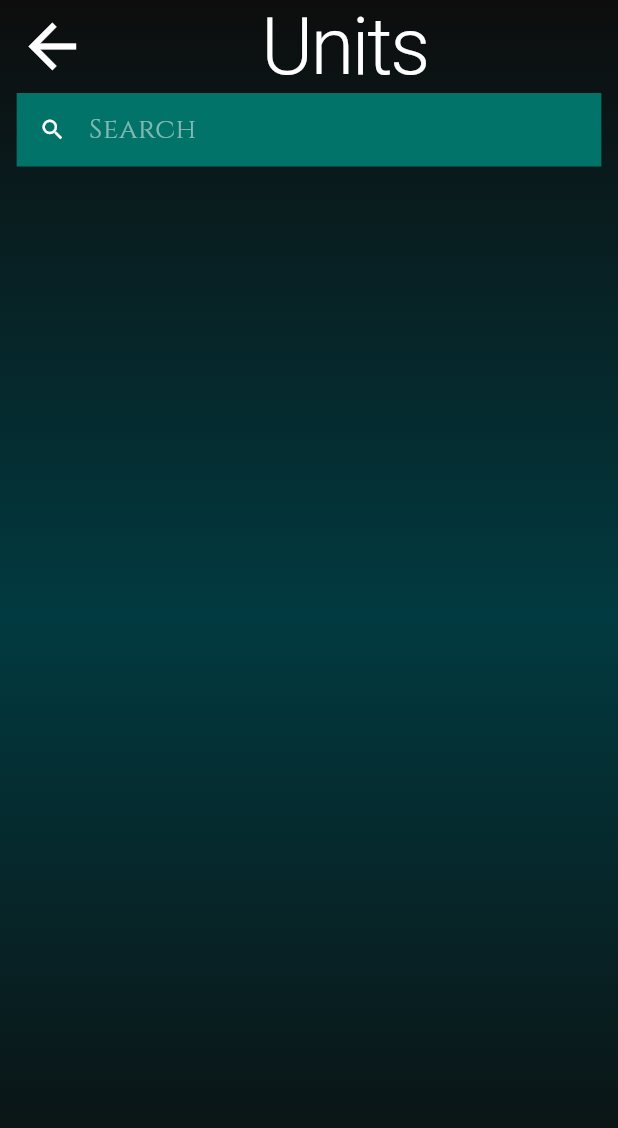
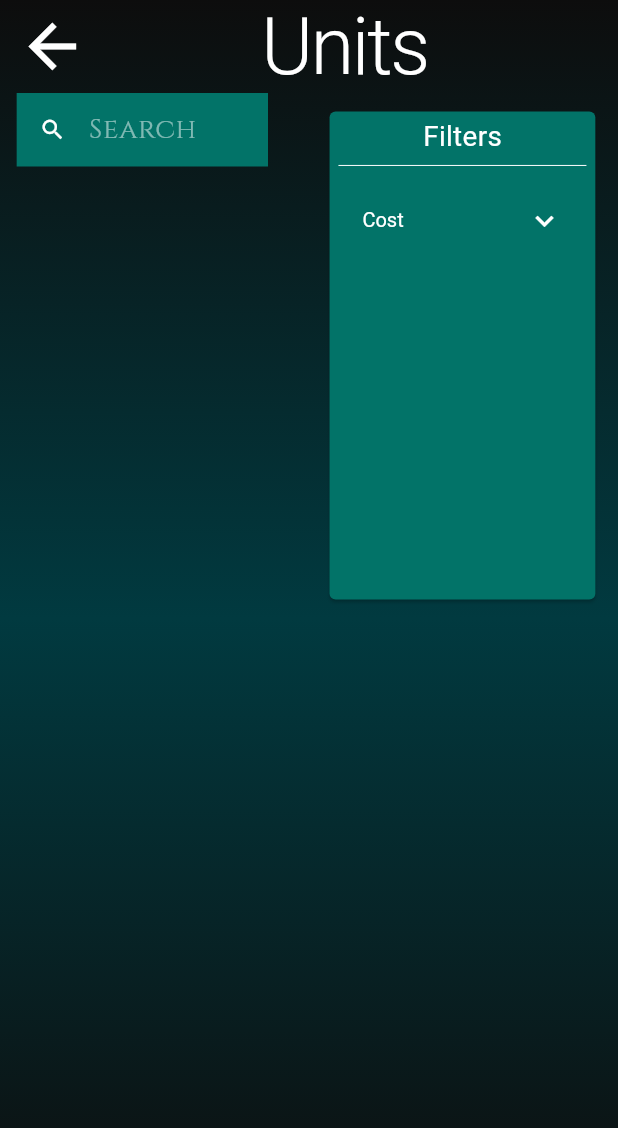
Before and after one commit to ItayElf/Malory, a Flutter app: the UnitsScreen screen opened by its route, on a phone screen of 412 x 824 dp. Shown: the top 1128 px of the screen. Run offline on Flutter 3.47's test engine with Material 2 defaults, Android fonts, the light colour scheme and no system bars; our stand-ins replace google_fonts; statements that could not run were skipped.

Commit message:
filter by cost

```diff
--- a/lib/main.dart
+++ b/lib/main.dart
@@ -19,6 +19,10 @@ class MyApp extends StatelessWidget {
         theme: ThemeData(
           primaryColor: const Color(0xff027368),
           primaryColorLight: const Color(0xff167e74),
+          unselectedWidgetColor: Colors.white,
+          colorScheme: const ColorScheme.light(
+            primary: Colors.white,
+          ),
           textTheme: TextTheme(
             headline1: GoogleFonts.cinzelDecorative(
               fontSize: convert(71),
--- a/lib/screens/wiki/units_screen.dart
+++ b/lib/screens/wiki/units_screen.dart
@@ -1,4 +1,5 @@
 import 'package:flutter/material.dart';
+import 'package:flutter/services.dart';
 import 'package:malory/classes/unit.dart';
 import 'package:malory/services/client.dart';
 import 'package:malory/utils.dart';
@@ -15,7 +16,9 @@ class _UnitsScreenState extends State<UnitsScreen> {
   List<Unit> allUnits = [];
   List<Unit> filteredUnits = [];
 
-  final TextEditingController controller = TextEditingController();
+  final TextEditingController search = TextEditingController();
+  final TextEditingController costMin = TextEditingController();
+  final TextEditingController costMax = TextEditingController();
 
   @override
   void initState() {
@@ -28,12 +31,22 @@ class _UnitsScreenState extends State<UnitsScreen> {
   }
 
   void filter() {
-    if (controller.text.isNotEmpty) {
+    if (search.text.isNotEmpty) {
       filteredUnits = allUnits
-          .where((e) => e.name.toLowerCase().contains(controller.text))
+          .where((e) => e.name.toLowerCase().contains(search.text))
           .toList();
     } else {
       filteredUnits = List.from(allUnits);
+    }
+    if (costMin.text.isNotEmpty) {
+      filteredUnits = filteredUnits
+          .where((e) => e.cost >= double.parse(costMin.text))
+          .toList();
+    }
+    if (costMax.text.isNotEmpty) {
+      filteredUnits = filteredUnits
+          .where((e) => e.cost <= double.parse(costMax.text))
+          .toList();
     }
     setState(() {});
   }
@@ -50,7 +63,9 @@ class _UnitsScreenState extends State<UnitsScreen> {
               colors: [Color(0xff0d0d0d), Color(0xff013a40), Color(0xff0d0d0d)],
             ),
           ),
-          child: SingleChildScrollView(
+          child: Stack(
+            children: [
+              SingleChildScrollView(
                 child: Padding(
                   padding: EdgeInsets.symmetric(horizontal: convert(15)),
                   child: Column(
@@ -76,17 +91,25 @@ class _UnitsScreenState extends State<UnitsScreen> {
                           ),
                         ],
                       ),
-                  TextFormField(
-                    style: Theme.of(context).textTheme.bodyText1!.copyWith(
+                      Row(
+                        children: [
+                          Flexible(
+                            child: TextFormField(
+                              style: Theme.of(context)
+                                  .textTheme
+                                  .bodyText1!
+                                  .copyWith(
                                     fontSize: convert(25),
                                   ),
-                    controller: controller,
+                              controller: search,
                               decoration: InputDecoration(
                                 fillColor: Theme.of(context).primaryColor,
                                 filled: true,
                                 hintText: "Search",
-                      hintStyle:
-                          Theme.of(context).textTheme.bodyText1!.copyWith(
+                                hintStyle: Theme.of(context)
+                                    .textTheme
+                                    .bodyText1!
+                                    .copyWith(
                                       color: Colors.white.withAlpha(127),
                                       fontSize: convert(25),
                                     ),
@@ -106,6 +129,12 @@ class _UnitsScreenState extends State<UnitsScreen> {
                                 filter();
                               },
                             ),
+                          ),
+                          SizedBox(
+                            width: convert(300),
+                          ),
+                        ],
+                      ),
                       SizedBox(
                         height: convert(15),
                       ),
@@ -124,15 +153,141 @@ class _UnitsScreenState extends State<UnitsScreen> {
                           ),
                           SizedBox(
                             width: convert(300),
+                          ),
+                        ],
+                      ),
+                    ],
+                  ),
+                ),
+              ),
+              Positioned(
+                right: convert(15),
+                top: convert(95),
+                child: SizedBox(
+                  // color: Colors.red,
+                  width: convert(250),
+                  height: convert(450),
+                  child: Card(
+                    color: Theme.of(context).primaryColor,
+                    child: Padding(
+                      padding: EdgeInsets.all(convert(8)),
+                      child: Column(
+                        children: [
+                          Text(
+                            "Filters",
+                            style: Theme.of(context).textTheme.headline4,
+                          ),
+                          Expanded(
+                              child: ListView(
+                            children: [
+                              _DropTile(
+                                title: "Cost",
+                                child: Row(
+                                  mainAxisAlignment:
+                                      MainAxisAlignment.spaceBetween,
+                                  children: [
+                                    Flexible(
+                                      child: generateTextFilterField(
+                                        context,
+                                        costMin,
+                                        "Minimum",
+                                      ),
+                                    ),
+                                    Flexible(
+                                      child: Text(
+                                        "-",
+                                        style: Theme.of(context)
+                                            .textTheme
+                                            .subtitle1,
+                                      ),
+                                    ),
+                                    Flexible(
+                                      child: generateTextFilterField(
+                                        context,
+                                        costMax,
+                                        "Maximum",
+                                      ),
                                     )
                                   ],
+                                ),
                               )
+                            ],
+                          ))
                         ],
                       ),
                     ),
                   ),
                 ),
               ),
+            ],
+          ),
+        ),
+      ),
+    );
+  }
+
+  TextFormField generateTextFilterField(
+      BuildContext context, TextEditingController controller, String hint) {
+    return TextFormField(
+      controller: controller,
+      onChanged: (text) {
+        filter();
+      },
+      inputFormatters: [
+        FilteringTextInputFormatter.allow(
+          RegExp(r'[0-9]'),
+        ),
+      ],
+      decoration: InputDecoration(
+        hintText: hint,
+        hintStyle: Theme.of(context).textTheme.subtitle1!.copyWith(
+              color: Colors.white.withAlpha(127),
+            ),
+        enabledBorder: UnderlineInputBorder(
+          borderSide: BorderSide(
+            color: Colors.white.withAlpha(127),
+          ),
+        ),
+        focusedBorder: const UnderlineInputBorder(
+          borderSide: BorderSide(
+            color: Colors.white,
+          ),
+        ),
+      ),
     );
   }
 }
+
+class _DropTile extends StatelessWidget {
+  const _DropTile({
+    Key? key,
+    required this.title,
+    required this.child,
+  }) : super(key: key);
+
+  final String title;
+  final Widget child;
+
+  @override
+  Widget build(BuildContext context) {
+    return Column(
+      children: [
+        const Divider(
+          color: Colors.white,
+        ),
+        Theme(
+          data: Theme.of(context).copyWith(
+            dividerColor: Colors.transparent,
+          ),
+          child: ExpansionTile(
+            title: Text(
+              title,
+              style: Theme.of(context).textTheme.headline5,
+            ),
+            children: [child],
+          ),
+        ),
+      ],
+    );
+  }
+}
--- a/lib/widgets/unit_card.dart
+++ b/lib/widgets/unit_card.dart
@@ -1,6 +1,5 @@
 import 'package:flutter/material.dart';
 import 'package:malory/classes/unit.dart';
-import 'package:malory/services/subclass_icons_icons.dart';
 import 'package:malory/services/subclass_icons_icons.dart';
 import 'package:malory/utils.dart';
 
```
Lines whose indentation alone changed are shown as unchanged.
